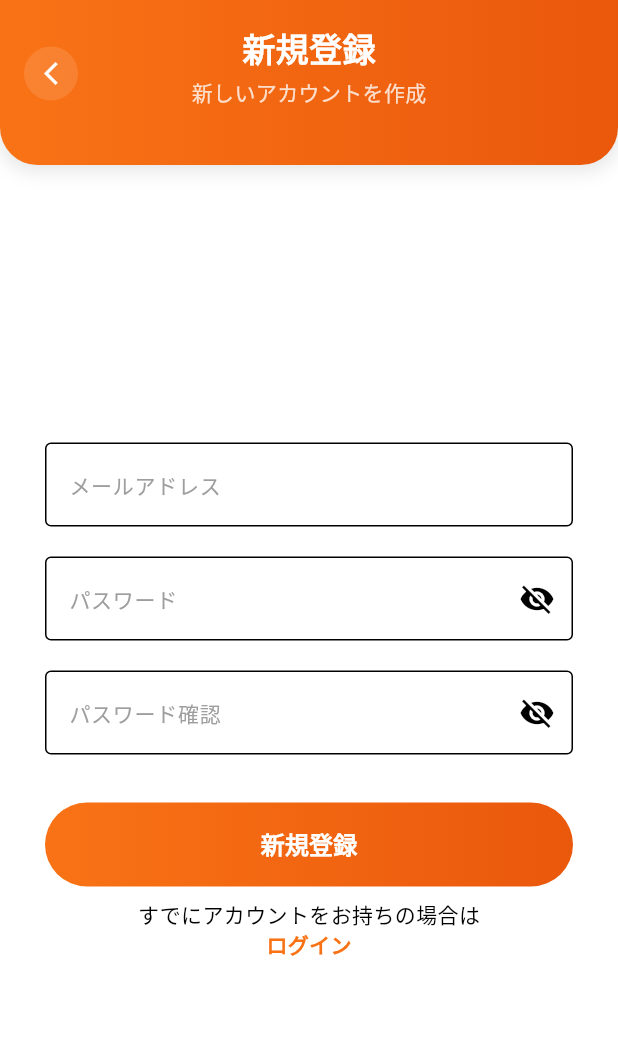
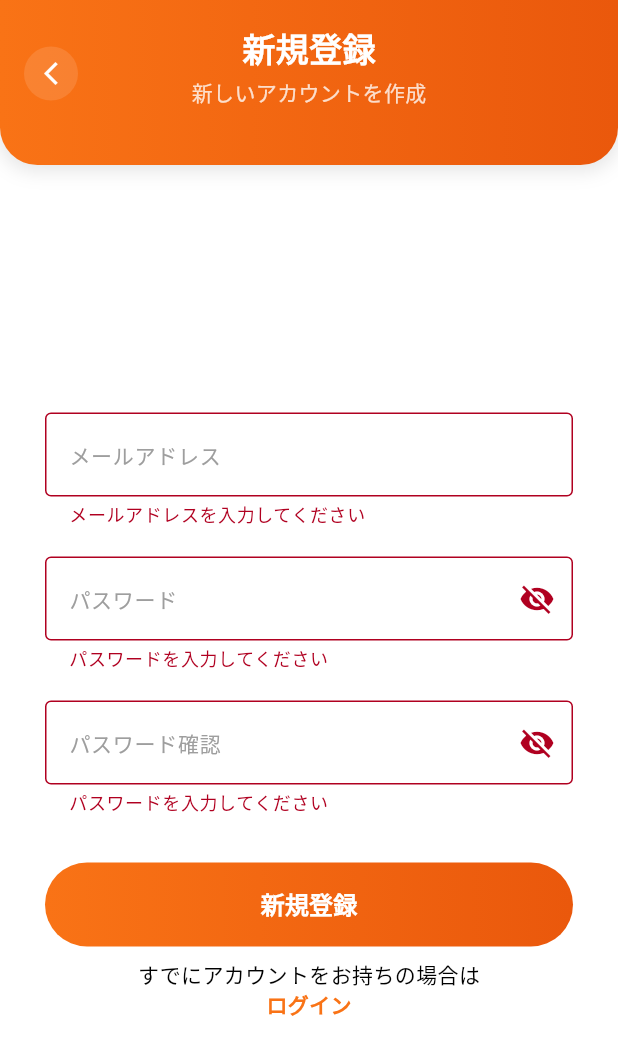
Before and after one commit to yukimiyake0607/task_flow, a Flutter app: the RegisterPage screen opened by its route, after a tap on "新規登録", on a phone screen of 412 x 824 dp. Shown: the top 1055 px of the screen. Run offline on Flutter 3.47's test engine with Material 3 defaults, Android fonts, the phone set to English and light mode, and no system bars; our stand-ins replace cloud_firestore, firebase_auth, firebase_core, flutter_riverpod, freezed_annotation, go_router and 1 more; accounts and stored records are empty.

```diff
--- a/lib/presentation/pages/auth/register/register_page.dart
+++ b/lib/presentation/pages/auth/register/register_page.dart
@@ -24,14 +24,26 @@ class _RegisterPageState extends ConsumerState<RegisterPage> {
   void dispose() {
     _emailController.dispose();
     _passwordController.dispose();
+    _confirmPasswordController.dispose();
     super.dispose();
+  }
+
+  void _register() {
+    if (_formKey.currentState != null) {
+      if (_formKey.currentState!.validate()) {
+        // キーボードを閉じる
+        FocusScope.of(context).unfocus();
+      }
+    }
   }
 
   @override
   Widget build(BuildContext context) {
     final authState = ref.watch(authActionStateProvider);
     final isLoading = authState is AsyncLoading;
-    return Scaffold(
+    return GestureDetector(
+      onTap: () => FocusScope.of(context).unfocus(),
+      child: Scaffold(
         appBar: const CustomAppBar(
           title: '新規登録',
           isShowPopButton: true,
@@ -50,6 +62,7 @@ class _RegisterPageState extends ConsumerState<RegisterPage> {
                   child: Center(
                     child: Column(
                       children: [
+                        const SizedBox(height: 20),
                         // メールアドレス入力
                         TextFormField(
                           controller: _emailController,
@@ -66,7 +79,8 @@ class _RegisterPageState extends ConsumerState<RegisterPage> {
                             if (value == null || value.isEmpty) {
                               return 'メールアドレスを入力してください';
                             }
-                          if (!RegExp(r'^[^@]+@[^@]+\.[^@]+').hasMatch(value)) {
+                            if (!RegExp(r'^[^@]+@[^@]+\.[^@]+')
+                                .hasMatch(value)) {
                               return '有効なメールアドレスを入力してください';
                             }
                             return null;
@@ -153,7 +167,11 @@ class _RegisterPageState extends ConsumerState<RegisterPage> {
                         const SizedBox(height: 32),
 
                         // 登録ボタン
-                      AuthButton(buttonTitle: '新規登録', onPressed: () {}),
+                        AuthButton(
+                            buttonTitle: '新規登録',
+                            onPressed: () {
+                              isLoading ? null : _register();
+                            }),
                         const SizedBox(height: 8),
                         const Text('すでにアカウントをお持ちの場合は'),
                         GestureDetector(
@@ -177,6 +195,7 @@ class _RegisterPageState extends ConsumerState<RegisterPage> {
             }),
           ),
         ),
+      ),
     );
   }
 }
```
Also changed, not shown: lib/presentation/pages/auth/login/forgot_password_page.dart (+6 -2 lines), lib/presentation/pages/auth/login/login_page.dart (+6 -2 lines). Lines whose indentation alone changed are shown as unchanged.
